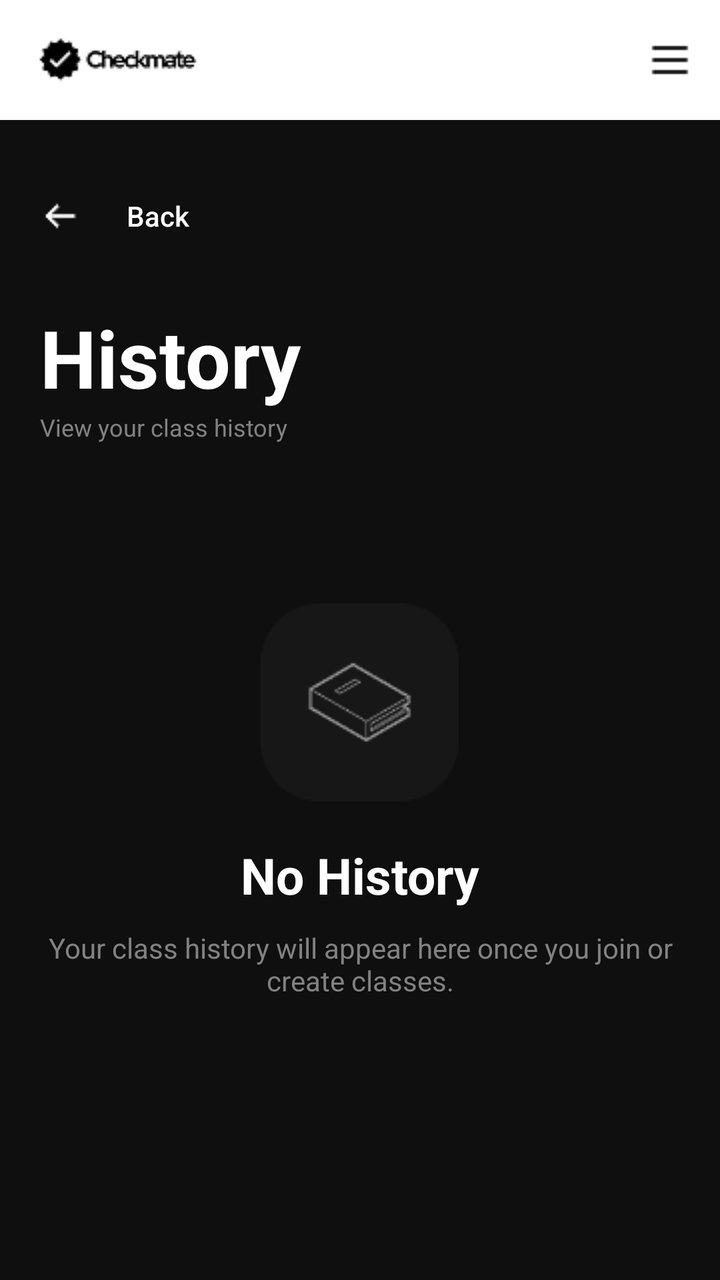
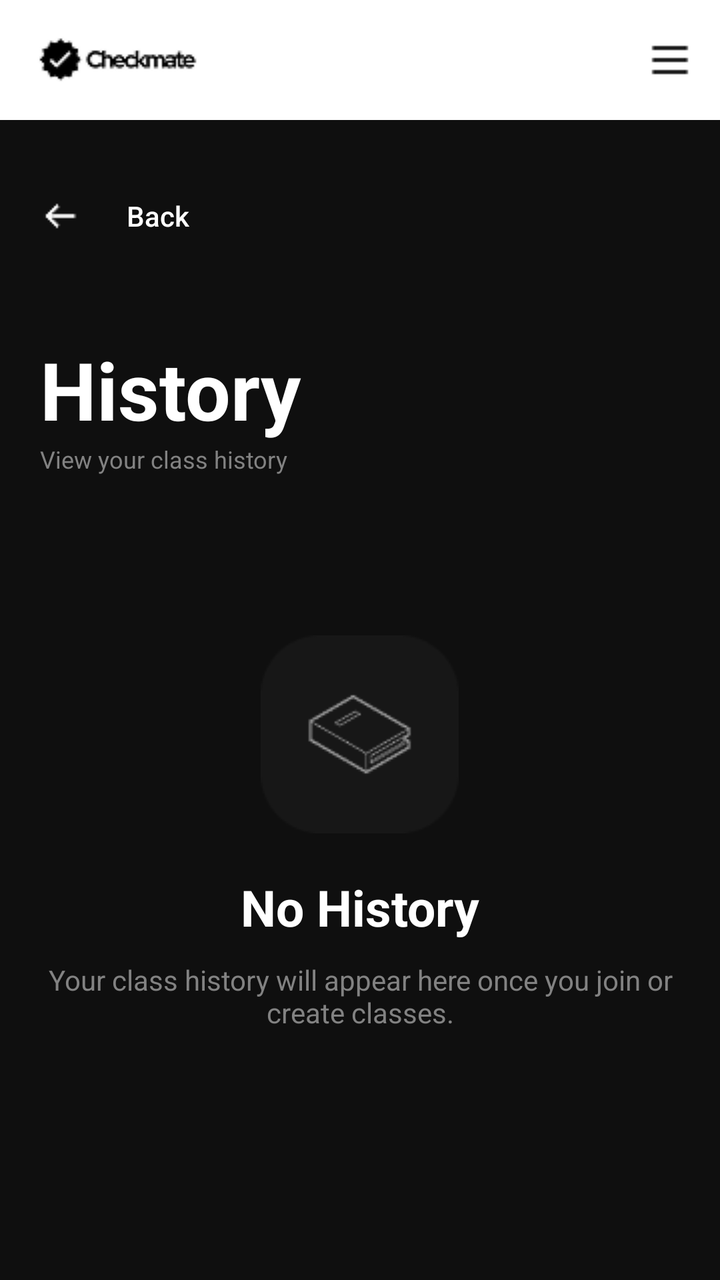

An Android layout rendered at two revisions. The XML below is the earlier revision; the diff shows what the commit changed to produce the second picture.
<!-- AndroidManifest.xml: application theme Theme.AuthTest -->
<!-- res/layout/activity_attendance_history.xml -->
<?xml version="1.0" encoding="utf-8"?>
<androidx.drawerlayout.widget.DrawerLayout xmlns:android="http://schemas.android.com/apk/res/android"
    xmlns:app="http://schemas.android.com/apk/res-auto"
    xmlns:tools="http://schemas.android.com/tools"
    android:id="@+id/main"
    android:layout_width="match_parent"
    android:layout_height="match_parent"
    android:orientation="vertical"
    android:background="#0F0F0F"
    android:fitsSystemWindows="true"
    tools:context=".AttendanceHistoryActivity">

    <LinearLayout
        android:layout_width="match_parent"
        android:layout_height="match_parent"
        android:orientation="vertical">

        <RelativeLayout
            android:layout_width="match_parent"
            android:layout_height="wrap_content"
            android:minHeight="60dp"
            android:background="#FFFFFF">

            <ImageView
                android:id="@+id/header_logo"
                android:contentDescription="header_logo"
                android:layout_width="wrap_content"
                android:layout_height="wrap_content"
                android:src="@drawable/header_logo"
                android:layout_alignParentStart="true"
                android:layout_centerVertical="true"
                android:layout_marginLeft="15dp" />

            <ImageView
                android:id="@+id/hamburger_icon"
                android:contentDescription="hamburger_icon"
                android:src="@drawable/hamburger_icon"
                android:layout_width="wrap_content"
                android:layout_height="wrap_content"
                android:layout_alignParentEnd="true"
                android:layout_centerVertical="true"
                android:layout_marginRight="15dp" />

        </RelativeLayout>

        
        <LinearLayout
            android:layout_width="match_parent"
            android:layout_height="wrap_content"
            android:paddingHorizontal="20dp"
            android:paddingTop="24dp">

            <androidx.appcompat.widget.AppCompatButton
                android:id="@+id/backButton"
                android:layout_width="wrap_content"
                android:layout_height="wrap_content"
                android:background="@android:color/transparent"
                android:drawableStart="@drawable/left_arrow"
                android:drawablePadding="10dp"
                android:text="Back"
                android:textAllCaps="false"
                android:textColor="#FFFFFF" />
        </LinearLayout>

        <LinearLayout
            android:layout_width="match_parent"
            android:layout_height="wrap_content"
            android:orientation="vertical"
            android:padding="20dp">

            <TextView
                android:text="History"
                android:textColor="#FFFFFF"
                android:textStyle="bold"
                android:textSize="40sp"
                android:layout_width="wrap_content"
                android:layout_height="wrap_content" />

            <TextView
                android:text="View your class history"
                android:textColor="#828282"
                android:textSize="12sp"
                android:layout_width="wrap_content"
                android:layout_height="wrap_content" />

        </LinearLayout>

        <FrameLayout
            android:layout_width="match_parent"
            android:layout_height="0dp"
            android:layout_weight="1">

            <androidx.recyclerview.widget.RecyclerView
                android:id="@+id/historyRecyclerView"
                android:layout_width="match_parent"
                android:layout_height="match_parent"
                android:visibility="gone"
                android:paddingHorizontal="20dp"
                android:paddingTop="10dp"
                android:paddingBottom="20dp" />

            <LinearLayout
                android:id="@+id/emptyStateLayout"
                android:layout_width="match_parent"
                android:layout_height="match_parent"
                android:gravity="center_horizontal"
                android:orientation="vertical"
                android:padding="20dp"
                android:visibility="visible">

                <ImageView
                    android:layout_width="wrap_content"
                    android:layout_height="wrap_content"
                    android:layout_marginTop="40dp"
                    android:layout_marginBottom="20dp"
                    android:src="@drawable/no_classes_image" />

                <TextView
                    android:id="@+id/no_history"
                    android:layout_width="wrap_content"
                    android:layout_height="wrap_content"
                    android:layout_marginBottom="10dp"
                    android:text="No History"
                    android:textColor="#FFFFFF"
                    android:textSize="25sp"
                    android:textStyle="bold" />

                <TextView
                    android:layout_width="wrap_content"
                    android:layout_height="wrap_content"
                    android:layout_marginBottom="20dp"
                    android:text="Your class history will appear here once you join or create classes."
                    android:textAlignment="center"
                    android:textColor="#828282" />

            </LinearLayout>

        </FrameLayout>

    </LinearLayout>

    <com.google.android.material.navigation.NavigationView
        android:id="@+id/navigation_view"
        android:layout_width="280dp"
        android:layout_height="match_parent"
        android:layout_gravity="start"
        android:fitsSystemWindows="true"
        android:background="#1A1A1A"
        app:menu="@menu/menu_drawer"
        app:headerLayout="@layout/drawer_header"
        app:itemTextColor="@color/menu_item_color"
        app:itemIconTint="@color/menu_item_color" />

</androidx.drawerlayout.widget.DrawerLayout>
<!-- res/layout/drawer_header.xml (included above) -->
<?xml version="1.0" encoding="utf-8"?>
<LinearLayout xmlns:android="http://schemas.android.com/apk/res/android"
    android:layout_width="match_parent"
    android:layout_height="200dp"
    android:orientation="vertical"
    android:gravity="bottom"
    android:padding="20dp"
    android:background="#0F0F0F">

    <ImageView
        android:id="@+id/drawer_user_avatar"
        android:layout_width="60dp"
        android:layout_height="60dp"
        android:src="@drawable/default_avatar"
        android:contentDescription="user_avatar"
        android:layout_marginBottom="15dp" />

    <TextView
        android:id="@+id/drawer_user_name"
        android:layout_width="wrap_content"
        android:layout_height="wrap_content"
        android:text="User Name"
        android:textColor="#FFFFFF"
        android:textSize="18sp"
        android:textStyle="bold"
        android:layout_marginBottom="5dp" />

    <TextView
        android:id="@+id/drawer_user_email"
        android:layout_width="wrap_content"
        android:layout_height="wrap_content"
        android:text="user@example.com"
        android:textColor="#828282"
        android:textSize="12sp" />

</LinearLayout>
<!-- resources referenced by this layout -->
<resources>
  <!-- drawable default_avatar (drawable) -->
  <?xml version="1.0" encoding="utf-8"?>
  <vector xmlns:android="http://schemas.android.com/apk/res/android"
      android:width="24dp"
      android:height="24dp"
      android:viewportWidth="24"
      android:viewportHeight="24">
      <path
          android:fillColor="#FFFFFF"
          android:pathData="M12,12c2.21,0 4,-1.79 4,-4s-1.79,-4 -4,-4 -4,1.79 -4,4 1.79,4 4,4zm0,2c-2.67,0 -8,1.34 -8,4v2h16v-2c0,-2.66 -5.33,-4 -8,-4z" />
  </vector>
  <!-- drawable hamburger_icon: png bitmap (drawable, 177 bytes) -->
  <!-- drawable header_logo: png bitmap (drawable, 1337 bytes) -->
  <!-- drawable left_arrow: png bitmap (drawable, 316 bytes) -->
  <!-- drawable no_classes_image: png bitmap (drawable, 3178 bytes) -->
  <style name="Theme.AuthTest" parent="Base.Theme.AuthTest" />
  <style name="Base.Theme.AuthTest" parent="Theme.Material3.DayNight.NoActionBar">
          
          
      </style>
</resources>

<!-- the commit's change to res/layout/activity_attendance_history.xml (unified diff, before → after) -->
@@ -43,12 +43,12 @@
 
         </RelativeLayout>
 
-        
         <LinearLayout
             android:layout_width="match_parent"
             android:layout_height="wrap_content"
             android:paddingHorizontal="20dp"
-            android:paddingTop="24dp">
+            android:paddingTop="24dp"
+            android:paddingBottom="16dp">
 
             <androidx.appcompat.widget.AppCompatButton
                 android:id="@+id/backButton"
@@ -85,6 +85,55 @@
 
         </LinearLayout>
 
+        <LinearLayout
+            android:id="@+id/searchBarContainer"
+            android:layout_width="match_parent"
+            android:layout_height="60dp"
+            android:orientation="horizontal"
+            android:layout_marginStart="20dp"
+            android:layout_marginEnd="20dp"
+            android:layout_marginBottom="5dp"
+            android:paddingHorizontal="4dp"
+            android:gravity="center_vertical"
+            android:background="@drawable/rounded_search_bg"
+            android:visibility="gone">
+
+            <ImageView
+                android:layout_width="24dp"
+                android:layout_height="24dp"
+                android:src="@drawable/ic_search"
+                android:contentDescription="Search"
+                android:layout_marginStart="12dp"
+                app:tint="#828282" />
+
+            <EditText
+                android:id="@+id/historySearchBar"
+                android:layout_width="0dp"
+                android:layout_height="48dp"
+                android:layout_weight="1"
+                android:background="@android:color/transparent"
+                android:hint="Search by class name..."
+                android:textColorHint="#828282"
+                android:textColor="#FFFFFF"
+                android:textSize="14sp"
+                android:paddingStart="12dp"
+                android:paddingEnd="12dp"
+                android:inputType="text"
+                android:imeOptions="actionSearch"
+                android:maxLines="1" />
+
+            <ImageView
+                android:id="@+id/clearSearchButton"
+                android:layout_width="24dp"
+                android:layout_height="24dp"
+                android:src="@drawable/ic_close"
+                android:contentDescription="Clear search"
+                android:layout_marginEnd="12dp"
+                app:tint="#828282"
+                android:visibility="gone" />
+
+        </LinearLayout>
+
         <FrameLayout
             android:layout_width="match_parent"
             android:layout_height="0dp"
@@ -97,7 +146,8 @@
                 android:visibility="gone"
                 android:paddingHorizontal="20dp"
                 android:paddingTop="10dp"
-                android:paddingBottom="20dp" />
+                android:paddingBottom="20dp"
+                android:clipToPadding="false" />
 
             <LinearLayout
                 android:id="@+id/emptyStateLayout"
<!-- resource entries referenced after the edit -->
@@ -13,8 +13,35 @@
   </vector>
   <!-- drawable hamburger_icon: png bitmap (drawable, 177 bytes) -->
   <!-- drawable header_logo: png bitmap (drawable, 1337 bytes) -->
+  <!-- drawable ic_close (drawable) -->
+  <vector xmlns:android="http://schemas.android.com/apk/res/android"
+      android:width="24dp"
+      android:height="24dp"
+      android:viewportWidth="24"
+      android:viewportHeight="24">
+      <path
+          android:fillColor="#828282"
+          android:pathData="M19,6.41L17.59,5 12,10.59 6.41,5 5,6.41 10.59,12 5,17.59 6.41,19 12,13.41 17.59,19 19,17.59 13.41,12 19,6.41z" />
+  </vector>
+  <!-- drawable ic_search (drawable) -->
+  <?xml version="1.0" encoding="utf-8"?>
+  <vector xmlns:android="http://schemas.android.com/apk/res/android"
+      android:width="24dp"
+      android:height="24dp"
+      android:viewportWidth="24"
+      android:viewportHeight="24">
+      <path
+          android:fillColor="#828282"
+          android:pathData="M15.5,14h-0.79l-0.28,-0.27C15.41,12.59 16,11.11 16,9.5 C16,5.91 13.09,3 9.5,3 C5.91,3 3,5.91 3,9.5 C3,13.09 5.91,16 9.5,16 c1.61,0 3.09,-0.59 4.23,-1.57l0.27,0.28 v0.79l5,4.99L20.49,19 L15.5,14zM9.5,14C7.01,14 5,11.99 5,9.5 C5,7.01 7.01,5 9.5,5 C11.99,5 14,7.01 14,9.5 C14,11.99 11.99,14 9.5,14z" />
+  </vector>
   <!-- drawable left_arrow: png bitmap (drawable, 316 bytes) -->
   <!-- drawable no_classes_image: png bitmap (drawable, 3178 bytes) -->
+  <!-- drawable rounded_search_bg (drawable) -->
+  <?xml version="1.0" encoding="utf-8"?>
+  <shape xmlns:android="http://schemas.android.com/apk/res/android">
+      <solid android:color="#2C2C2C" />
+      <corners android:radius="12dp" />
+  </shape>
   <style name="Theme.AuthTest" parent="Base.Theme.AuthTest" />
   <style name="Base.Theme.AuthTest" parent="Theme.Material3.DayNight.NoActionBar">
           
